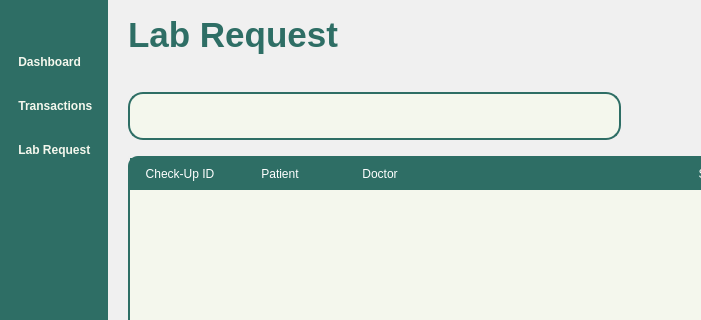
Before: the Qt Designer form Views/Staff_LabRequest.ui in VinsmokeSanji69/COVACHA_CLINIC_SYSTEM, drawn with Qt 5; both pictures show x 0 to 701 and y 0 to 320 of the 1143 by 738 pixel window.
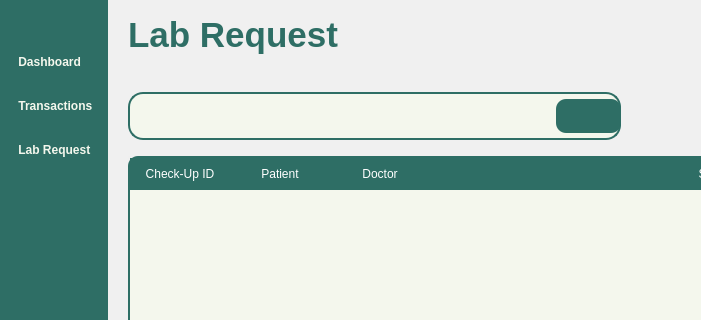
After: the same form once the commit is applied. Icons and pictures are not drawn.

Patch:
```diff
--- a/Views/Staff_LabRequest.ui
+++ b/Views/Staff_LabRequest.ui
@@ -628,7 +628,10 @@
                 <number>0</number>
                </property>
                <item>
-                <widget class="QPushButton" name="Icon">
+                <widget class="QLineEdit" name="Search"/>
+               </item>
+               <item>
+                <widget class="QPushButton" name="SearchIcon">
                  <property name="text">
                   <string/>
                  </property>
@@ -644,9 +647,6 @@
                  </property>
                 </widget>
                </item>
-               <item>
-                <widget class="QLineEdit" name="Search"/>
-               </item>
               </layout>
              </widget>
             </item>
```
Left out of the diff: 4 changed lines with no effect on the pictures.
